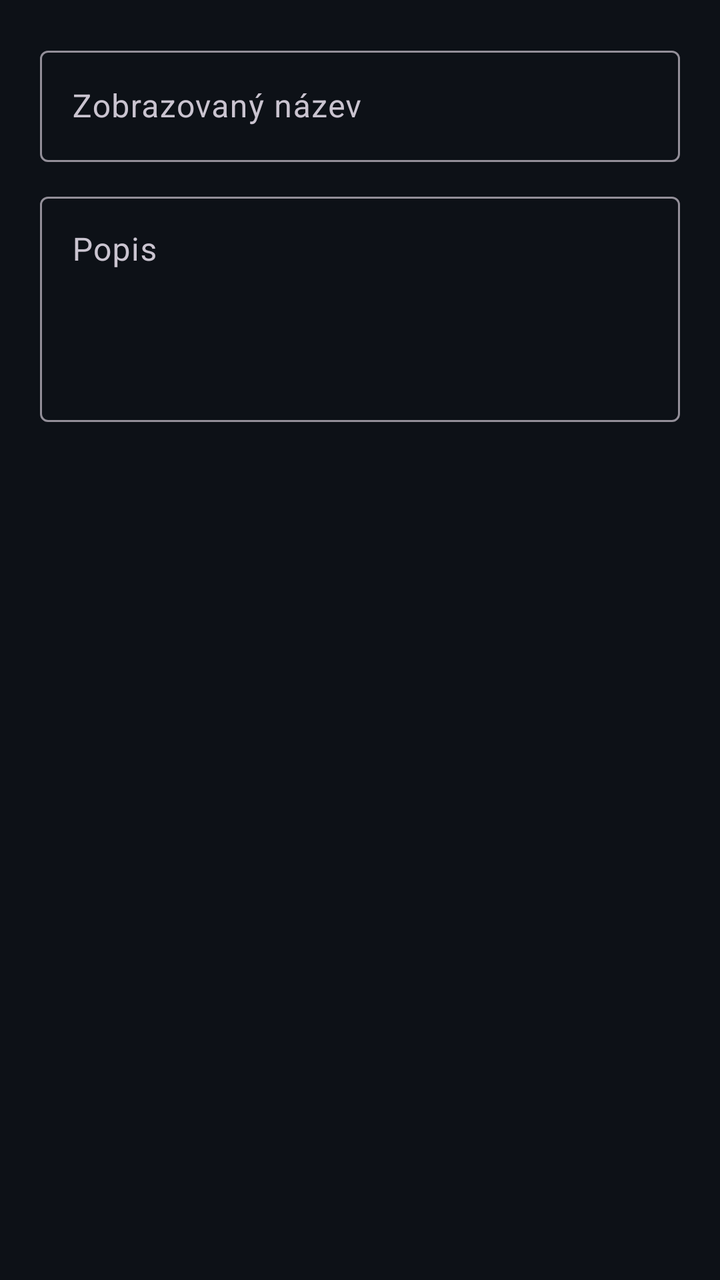
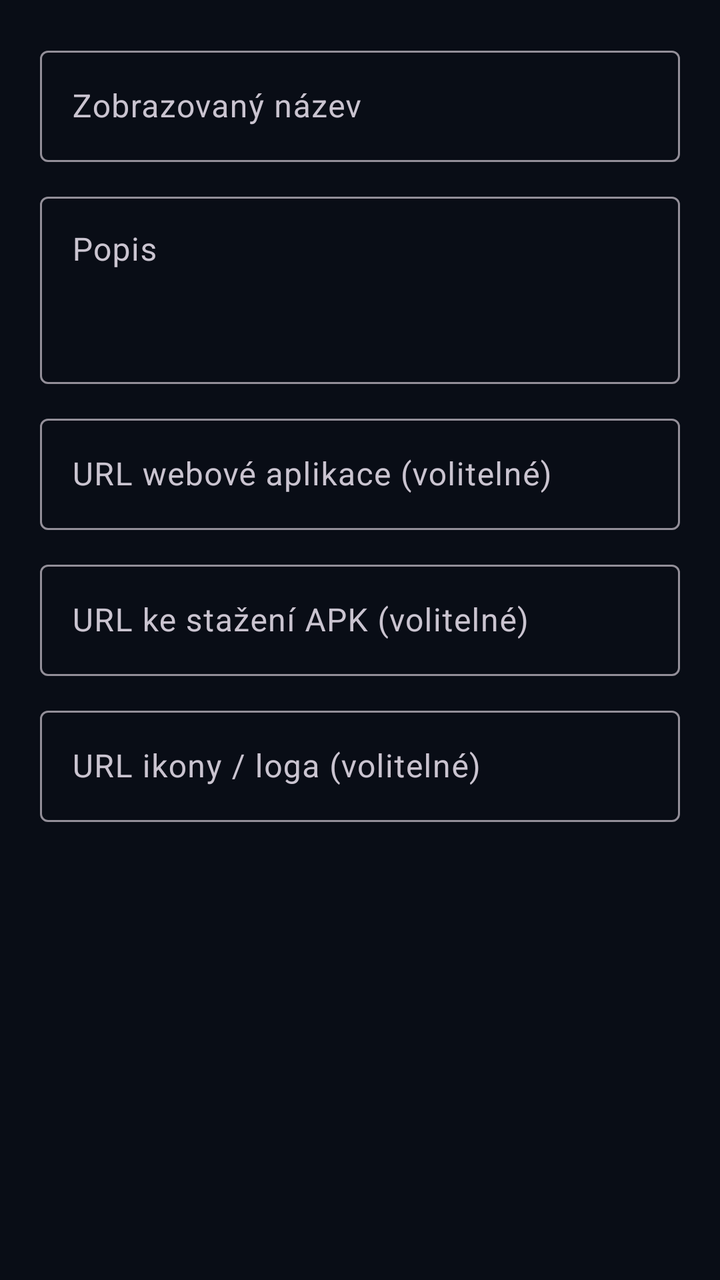

An Android layout rendered at two revisions. The XML below is the earlier revision; the diff shows what the commit changed to produce the second picture.
<!-- AndroidManifest.xml: application theme Theme.InsaneMarket -->
<!-- res/layout/dialog_edit_app.xml -->
<?xml version="1.0" encoding="utf-8"?>
<LinearLayout xmlns:android="http://schemas.android.com/apk/res/android"
    android:layout_width="match_parent" android:layout_height="wrap_content"
    android:orientation="vertical" android:padding="20dp">
    <com.google.android.material.textfield.TextInputLayout android:layout_width="match_parent" android:layout_height="wrap_content">
        <com.google.android.material.textfield.TextInputEditText android:id="@+id/editName" android:layout_width="match_parent" android:layout_height="wrap_content" android:hint="@string/name_label"/>
    </com.google.android.material.textfield.TextInputLayout>
    <com.google.android.material.textfield.TextInputLayout android:layout_width="match_parent" android:layout_height="wrap_content" android:layout_marginTop="12dp">
        <com.google.android.material.textfield.TextInputEditText android:id="@+id/editDesc" android:layout_width="match_parent" android:layout_height="wrap_content" android:hint="@string/desc_label" android:minLines="4" android:gravity="top"/>
    </com.google.android.material.textfield.TextInputLayout>
</LinearLayout>
<!-- resources referenced by this layout -->
<resources>
  <string name="desc_label">Popis</string>
  <string name="name_label">Zobrazovaný název</string>
  <style name="Theme.InsaneMarket" parent="Theme.Material3.Dark.NoActionBar">
          <item name="colorPrimary">@color/market_primary</item>
          <item name="colorSecondary">@color/market_primary</item>
          <item name="android:statusBarColor">@color/market_surface</item>
          <item name="android:navigationBarColor">@color/market_surface</item>
          <item name="android:windowBackground">@color/market_surface</item>
          <item name="android:textColorPrimary">@color/market_text</item>
          <item name="android:textColorSecondary">@color/market_muted</item>
      </style>
  <color name="market_primary">#2F81F7</color>
  <color name="market_surface">#0D1117</color>
  <color name="market_text">#E6EDF3</color>
  <color name="market_muted">#8B949E</color>
</resources>

<!-- the commit's change to res/layout/dialog_edit_app.xml (unified diff, before → after) -->
@@ -1,11 +1,79 @@
 <?xml version="1.0" encoding="utf-8"?>
-<LinearLayout xmlns:android="http://schemas.android.com/apk/res/android"
-    android:layout_width="match_parent" android:layout_height="wrap_content"
-    android:orientation="vertical" android:padding="20dp">
-    <com.google.android.material.textfield.TextInputLayout android:layout_width="match_parent" android:layout_height="wrap_content">
-        <com.google.android.material.textfield.TextInputEditText android:id="@+id/editName" android:layout_width="match_parent" android:layout_height="wrap_content" android:hint="@string/name_label"/>
-    </com.google.android.material.textfield.TextInputLayout>
-    <com.google.android.material.textfield.TextInputLayout android:layout_width="match_parent" android:layout_height="wrap_content" android:layout_marginTop="12dp">
-        <com.google.android.material.textfield.TextInputEditText android:id="@+id/editDesc" android:layout_width="match_parent" android:layout_height="wrap_content" android:hint="@string/desc_label" android:minLines="4" android:gravity="top"/>
-    </com.google.android.material.textfield.TextInputLayout>
-</LinearLayout>
+<ScrollView xmlns:android="http://schemas.android.com/apk/res/android"
+    android:layout_width="match_parent"
+    android:layout_height="wrap_content">
+
+    <LinearLayout
+        android:layout_width="match_parent"
+        android:layout_height="wrap_content"
+        android:orientation="vertical"
+        android:padding="20dp">
+
+        <com.google.android.material.textfield.TextInputLayout
+            android:layout_width="match_parent"
+            android:layout_height="wrap_content">
+
+            <com.google.android.material.textfield.TextInputEditText
+                android:id="@+id/editName"
+                android:layout_width="match_parent"
+                android:layout_height="wrap_content"
+                android:hint="@string/name_label" />
+        </com.google.android.material.textfield.TextInputLayout>
+
+        <com.google.android.material.textfield.TextInputLayout
+            android:layout_width="match_parent"
+            android:layout_height="wrap_content"
+            android:layout_marginTop="12dp">
+
+            <com.google.android.material.textfield.TextInputEditText
+                android:id="@+id/editDesc"
+                android:layout_width="match_parent"
+                android:layout_height="wrap_content"
+                android:gravity="top"
+                android:hint="@string/desc_label"
+                android:minLines="3" />
+        </com.google.android.material.textfield.TextInputLayout>
+
+        <com.google.android.material.textfield.TextInputLayout
+            android:layout_width="match_parent"
+            android:layout_height="wrap_content"
+            android:layout_marginTop="12dp">
+
+            <com.google.android.material.textfield.TextInputEditText
+                android:id="@+id/editWebUrl"
+                android:layout_width="match_parent"
+                android:layout_height="wrap_content"
+                android:hint="@string/web_url_label"
+                android:inputType="textUri"
+                android:singleLine="true" />
+        </com.google.android.material.textfield.TextInputLayout>
+
+        <com.google.android.material.textfield.TextInputLayout
+            android:layout_width="match_parent"
+            android:layout_height="wrap_content"
+            android:layout_marginTop="12dp">
+
+            <com.google.android.material.textfield.TextInputEditText
+                android:id="@+id/editApkUrl"
+                android:layout_width="match_parent"
+                android:layout_height="wrap_content"
+                android:hint="@string/apk_url_label"
+                android:inputType="textUri"
+                android:singleLine="true" />
+        </com.google.android.material.textfield.TextInputLayout>
+
+        <com.google.android.material.textfield.TextInputLayout
+            android:layout_width="match_parent"
+            android:layout_height="wrap_content"
+            android:layout_marginTop="12dp">
+
+            <com.google.android.material.textfield.TextInputEditText
+                android:id="@+id/editIconUrl"
+                android:layout_width="match_parent"
+                android:layout_height="wrap_content"
+                android:hint="@string/icon_url_label"
+                android:inputType="textUri"
+                android:singleLine="true" />
+        </com.google.android.material.textfield.TextInputLayout>
+    </LinearLayout>
+</ScrollView>
<!-- resource entries referenced after the edit -->
@@ -1,19 +1,26 @@
 <!-- resources referenced by this layout -->
 <resources>
+  <string name="apk_url_label">URL ke stažení APK (volitelné)</string>
   <string name="desc_label">Popis</string>
+  <string name="icon_url_label">URL ikony / loga (volitelné)</string>
   <string name="name_label">Zobrazovaný název</string>
+  <string name="web_url_label">URL webové aplikace (volitelné)</string>
   <style name="Theme.InsaneMarket" parent="Theme.Material3.Dark.NoActionBar">
           <item name="colorPrimary">@color/market_primary</item>
-          <item name="colorSecondary">@color/market_primary</item>
-          <item name="android:statusBarColor">@color/market_surface</item>
+          <item name="colorSecondary">@color/market_accent</item>
+          <item name="colorSurface">@color/market_card</item>
+          <item name="android:statusBarColor">@color/market_header</item>
           <item name="android:navigationBarColor">@color/market_surface</item>
           <item name="android:windowBackground">@color/market_surface</item>
           <item name="android:textColorPrimary">@color/market_text</item>
           <item name="android:textColorSecondary">@color/market_muted</item>
       </style>
-  <color name="market_primary">#2F81F7</color>
-  <color name="market_surface">#0D1117</color>
-  <color name="market_text">#E6EDF3</color>
-  <color name="market_muted">#8B949E</color>
+  <color name="market_primary">#3B82F6</color>
+  <color name="market_accent">#8B5CF6</color>
+  <color name="market_card">#131C2E</color>
+  <color name="market_header">#0F1624</color>
+  <color name="market_surface">#090D16</color>
+  <color name="market_text">#F1F5F9</color>
+  <color name="market_muted">#94A3B8</color>
 </resources>
 
